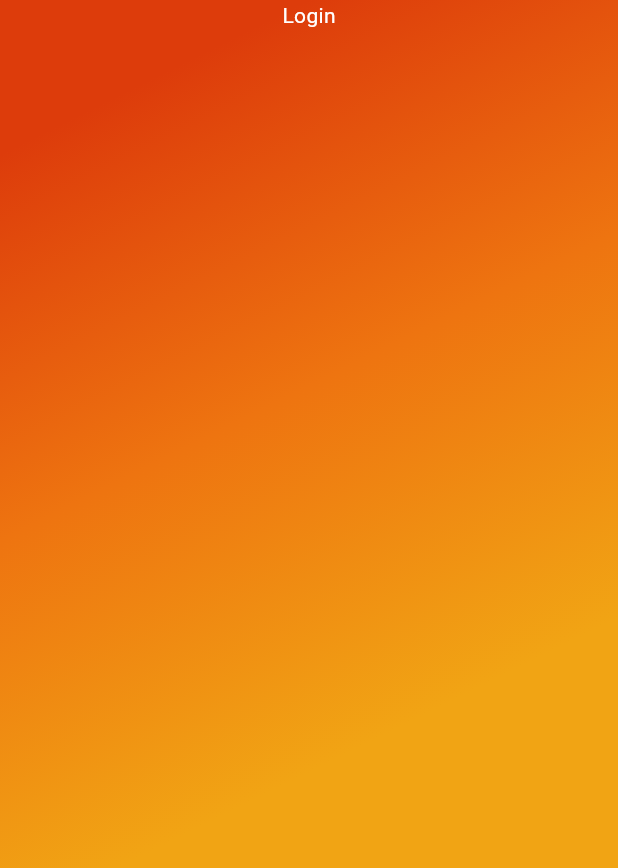
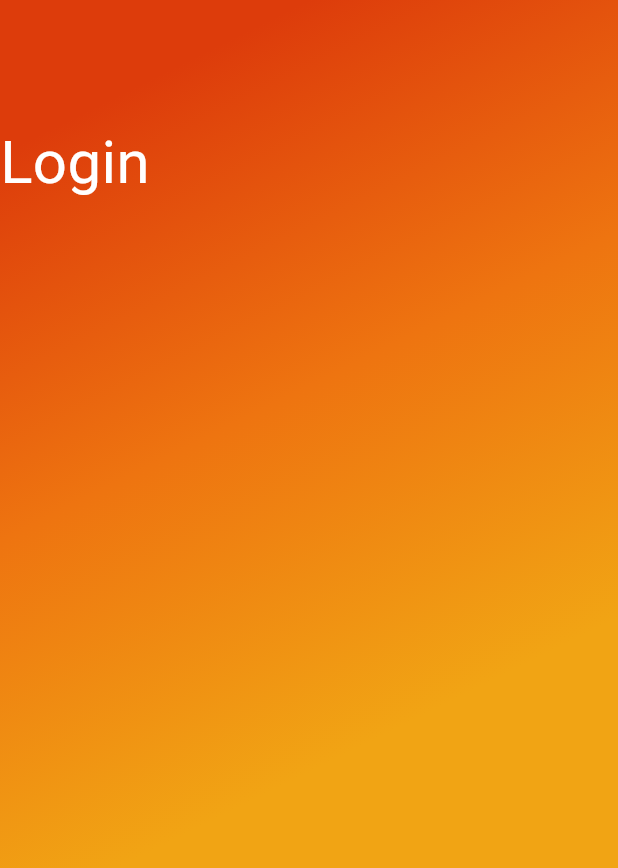
Before and after one commit to Vishnuka084/LoginPage_UI, a Flutter app: the screen it shows after launch, on a phone screen of 412 x 824 dp. Shown: the top 868 px of the screen. Run offline on Flutter 3.47's test engine with Material 3 defaults, Android fonts, the phone set to English and light mode, and no system bars.

Commit message:
add main topic

```diff
--- a/lib/main.dart
+++ b/lib/main.dart
@@ -25,9 +25,12 @@ class HomePage extends StatelessWidget {
           )
         ),
         child: Column(
+          crossAxisAlignment: CrossAxisAlignment.start,
           children: <Widget>[
-            Text("Login", style: TextStyle(color: Colors.white),)
-          ]),
+            SizedBox(height: 80,),
+            Text("Login", style: TextStyle(color: Colors.white, fontSize: 40),)
+          ,]
+        ),
       ),
     );
   }
```
